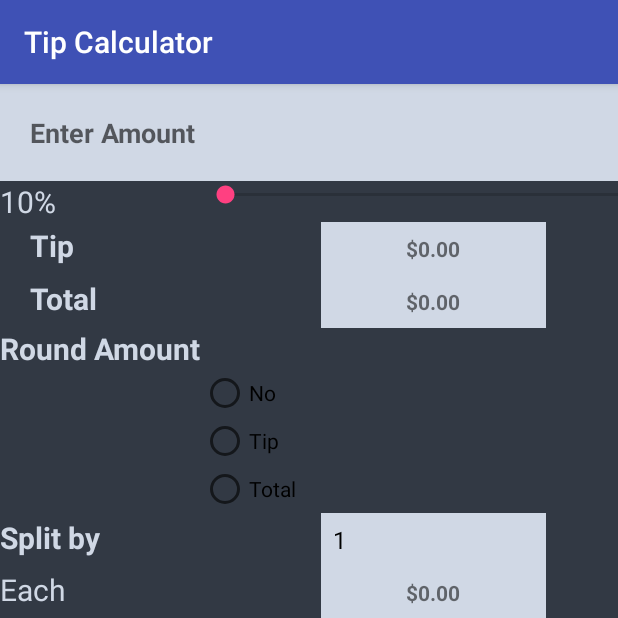
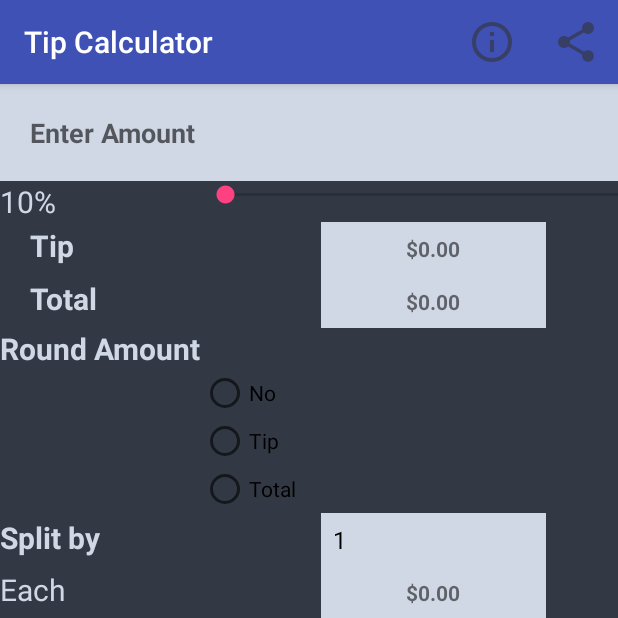
Before and after one commit to chanice/TipCalculator, an Android app: the screen it shows after launch (MainActivity), on a phone screen of 412 x 824 dp, the top half of it. Run offline under Robolectric (Android 15) with nearby library versions, the phone set to English and light mode, and no system bars.

Commit message:
app bar now visible

```diff
--- a/app/src/main/java/com/example/midni/tipcalculator/MainActivity.java
+++ b/app/src/main/java/com/example/midni/tipcalculator/MainActivity.java
@@ -13,6 +13,7 @@ import android.widget.ArrayAdapter;
 import android.widget.AdapterView;
 import android.widget.Toast;
 import android.view.View;
+import android.view.Menu;
 import android.widget.RadioButton;
 import java.text.NumberFormat;
 
@@ -67,6 +68,13 @@ public class MainActivity extends AppCompatActivity implements TextWatcher, Seek
 
 
         textViewBillAmount = (TextView)findViewById(R.id.textView_BillAmount);
+    }
+    @Override
+    public boolean onCreateOptionsMenu(Menu menu){
+
+        getMenuInflater().inflate(R.menu.menu,menu);
+        return true;
+       // return super.onCreateOptionsMenu(menu);
     }
     @Override
     public void onItemSelected(AdapterView<?> adapterView, View view, int pos, long l) {
--- a/app/src/main/res/menu/menu.xml
+++ b/app/src/main/res/menu/menu.xml
@@ -4,12 +4,12 @@
 
     <item
         android:id="@+id/info"
-        android:icon="@drawable/infoIcon"
+        android:icon="@drawable/info"
         android:title="Item"
         app:showAsAction="always" />
     <item
         android:id="@+id/title1"
-        android:icon="@drawable/shareIcon"
+        android:icon="@drawable/share"
         android:title="Item1"
         app:showAsAction="always" />
 
```
Also changed, not shown: app/src/main/res/drawable-hdpi/info.png (renamed from app/src/main/res/drawable-hdpi/infoIcon.png), app/src/main/res/drawable-hdpi/share.png (renamed from app/src/main/res/drawable-hdpi/shareIcon.png), app/src/main/res/drawable-mdpi/info.png (renamed from app/src/main/res/drawable-mdpi/infoIcon.png), app/src/main/res/drawable-mdpi/share.png (renamed from app/src/main/res/drawable-mdpi/shareIcon.png), app/src/main/res/drawable-xhdpi/info.png (renamed from app/src/main/res/drawable-xhdpi/infoIcon.png), app/src/main/res/drawable-xhdpi/share.png (renamed from app/src/main/res/drawable-xhdpi/shareIcon.png), app/src/main/res/drawable-xxhdpi/info.png (renamed from app/src/main/res/drawable-xxhdpi/infoIcon.png), app/src/main/res/drawable-xxhdpi/share.png (renamed from app/src/main/res/drawable-xxhdpi/shareIcon.png).
